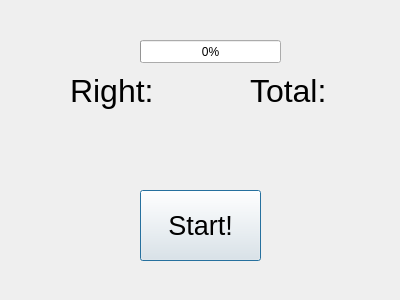
First picture: the form in resultwindow.ui, repository dAN0n/Expression-Solve-Trainer, before the edit.
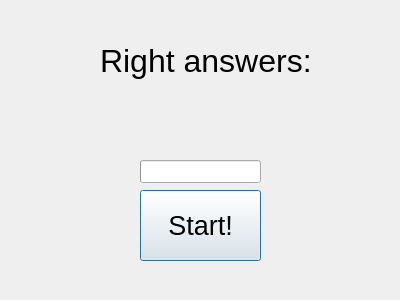
Second picture: the form after the edit.

Patch:
```diff
--- a/resultwindow.ui
+++ b/resultwindow.ui
@@ -13,50 +13,11 @@
   <property name="windowTitle">
    <string>Dialog</string>
   </property>
-  <widget class="QLabel" name="label">
-   <property name="geometry">
-    <rect>
-     <x>250</x>
-     <y>60</y>
-     <width>81</width>
-     <height>61</height>
-    </rect>
-   </property>
-   <property name="font">
-    <font>
-     <pointsize>24</pointsize>
-    </font>
-   </property>
-   <property name="text">
-    <string>Total:</string>
-   </property>
-  </widget>
-  <widget class="QLabel" name="TotalField">
-   <property name="geometry">
-    <rect>
-     <x>210</x>
-     <y>100</y>
-     <width>151</width>
-     <height>81</height>
-    </rect>
-   </property>
-   <property name="font">
-    <font>
-     <pointsize>48</pointsize>
-    </font>
-   </property>
-   <property name="text">
-    <string/>
-   </property>
-   <property name="alignment">
-    <set>Qt::AlignCenter</set>
-   </property>
-  </widget>
   <widget class="QLabel" name="RightField">
    <property name="geometry">
     <rect>
-     <x>40</x>
-     <y>100</y>
+     <x>120</x>
+     <y>80</y>
      <width>151</width>
      <height>81</height>
     </rect>
@@ -76,9 +37,9 @@
   <widget class="QLabel" name="label_4">
    <property name="geometry">
     <rect>
-     <x>70</x>
-     <y>60</y>
-     <width>81</width>
+     <x>100</x>
+     <y>30</y>
+     <width>211</width>
      <height>61</height>
     </rect>
    </property>
@@ -88,7 +49,7 @@
     </font>
    </property>
    <property name="text">
-    <string>Right:</string>
+    <string>Right answers:</string>
    </property>
   </widget>
   <widget class="QPushButton" name="StartButton">
@@ -113,16 +74,19 @@
    <property name="geometry">
     <rect>
      <x>140</x>
-     <y>40</y>
-     <width>141</width>
+     <y>160</y>
+     <width>121</width>
      <height>23</height>
     </rect>
    </property>
+   <property name="maximum">
+    <number>10</number>
+   </property>
    <property name="value">
     <number>0</number>
    </property>
    <property name="textVisible">
-    <bool>true</bool>
+    <bool>false</bool>
    </property>
    <property name="orientation">
     <enum>Qt::Horizontal</enum>
```
Left out of the diff: 6 changed lines with no effect on the pictures.
